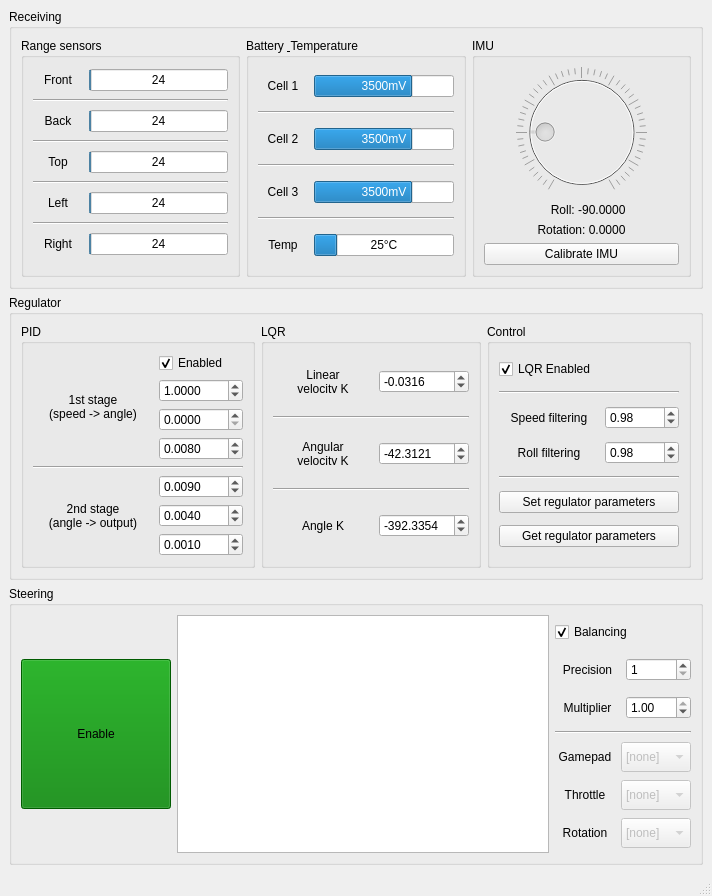
Before: the Qt Designer form src/rys_remote/src/UI/Layouts/RysRemoteMainWindowLayout.ui in GroupOfRobots/MiniRysV4ROS2, drawn with Qt 5.
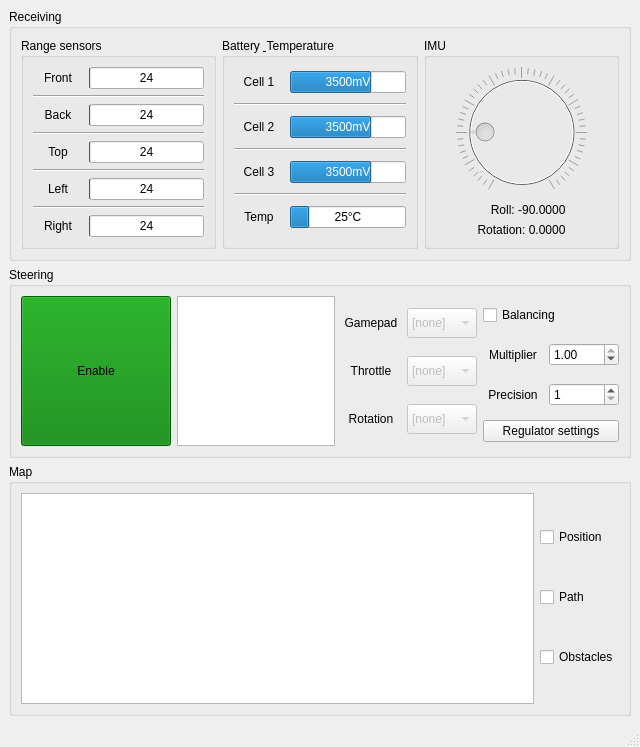
After: the same form once the commit is applied.

Commit message: rys_remote: * move regulator settings to separate dialog window * add map GraphicsView and checkboxes for map components * remove IMU calibration button * implement drawing map (only path for now) * rename "control"->"remote" in compile.sh

What changed in the file:
```diff
--- a/src/rys_remote/src/UI/Layouts/RysRemoteMainWindowLayout.ui
+++ b/src/rys_remote/src/UI/Layouts/RysRemoteMainWindowLayout.ui
@@ -6,8 +6,8 @@
    <rect>
     <x>0</x>
     <y>0</y>
-    <width>712</width>
-    <height>896</height>
+    <width>640</width>
+    <height>747</height>
    </rect>
   </property>
   <property name="windowTitle">
@@ -664,524 +664,6 @@
             </property>
            </widget>
           </item>
-          <item>
-           <widget class="QPushButton" name="imuCalibrateButton">
-            <property name="sizePolicy">
-             <sizepolicy hsizetype="Minimum" vsizetype="Fixed">
-              <horstretch>0</horstretch>
-              <verstretch>0</verstretch>
-             </sizepolicy>
-            </property>
-            <property name="baseSize">
-             <size>
-              <width>0</width>
-              <height>0</height>
-             </size>
-            </property>
-            <property name="text">
-             <string>Calibrate IMU</string>
-            </property>
-           </widget>
-          </item>
-         </layout>
-        </widget>
-       </item>
-      </layout>
-     </widget>
-    </item>
-    <item>
-     <widget class="QGroupBox" name="regulatorGroupBox">
-      <property name="title">
-       <string>Regulator</string>
-      </property>
-      <layout class="QHBoxLayout" name="horizontalLayout_3">
-       <item>
-        <widget class="QGroupBox" name="pidGroupBox">
-         <property name="title">
-          <string>PID</string>
-         </property>
-         <layout class="QVBoxLayout" name="verticalLayout_5">
-          <item>
-           <layout class="QHBoxLayout" name="pidStage1HorizontalLayout">
-            <item>
-             <widget class="QLabel" name="pidSpeedStageLabel">
-              <property name="minimumSize">
-               <size>
-                <width>120</width>
-                <height>40</height>
-               </size>
-              </property>
-              <property name="text">
-               <string>1st stage
-(speed -&gt; angle)</string>
-              </property>
-              <property name="alignment">
-               <set>Qt::AlignCenter</set>
-              </property>
-             </widget>
-            </item>
-            <item>
-             <layout class="QVBoxLayout" name="pidSpeedVerticalLayout">
-              <item>
-               <widget class="QCheckBox" name="pidSpeedStageEnabledCheckBox">
-                <property name="text">
-                 <string>Enabled</string>
-                </property>
-                <property name="checked">
-                 <bool>true</bool>
-                </property>
-               </widget>
-              </item>
-              <item>
-               <widget class="QDoubleSpinBox" name="pidSpeedKpSpinBox">
-                <property name="minimumSize">
-                 <size>
-                  <width>80</width>
-                  <height>0</height>
-                 </size>
-                </property>
-                <property name="decimals">
-                 <number>4</number>
-                </property>
-                <property name="maximum">
-                 <double>100.000000000000000</double>
-                </property>
-                <property name="singleStep">
-                 <double>0.000100000000000</double>
-                </property>
-                <property name="value">
-                 <double>1.000000000000000</double>
-                </property>
-               </widget>
-              </item>
-              <item>
-               <widget class="QDoubleSpinBox" name="pidSpeedKiSpinBox">
-                <property name="minimumSize">
-                 <size>
-                  <width>80</width>
-                  <height>0</height>
-                 </size>
-                </property>
-                <property name="decimals">
-                 <number>4</number>
-                </property>
-                <property name="maximum">
-                 <double>100.000000000000000</double>
-                </property>
-                <property name="singleStep">
-                 <double>0.000100000000000</double>
-                </property>
-                <property name="value">
-                 <double>0.000000000000000</double>
-                </property>
-               </widget>
-              </item>
-              <item>
-               <widget class="QDoubleSpinBox" name="pidSpeedKdSpinBox">
-                <property name="minimumSize">
-                 <size>
-                  <width>80</width>
-                  <height>0</height>
-                 </size>
-                </property>
-                <property name="decimals">
-                 <number>4</number>
-                </property>
-                <property name="maximum">
-                 <double>1000.000000000000000</double>
-                </property>
-                <property name="singleStep">
-                 <double>0.000000000000000</double>
-                </property>
-                <property name="value">
-                 <double>0.008000000000000</double>
-                </property>
-               </widget>
-              </item>
-             </layout>
-            </item>
-           </layout>
-          </item>
-          <item>
-           <widget class="Line" name="line">
-            <property name="orientation">
-             <enum>Qt::Horizontal</enum>
-            </property>
-           </widget>
-          </item>
-          <item>
-           <layout class="QHBoxLayout" name="pidStage2HorizontalLayout">
-            <item>
-             <widget class="QLabel" name="pidAngleStageLabel">
-              <property name="minimumSize">
-               <size>
-                <width>120</width>
-                <height>40</height>
-               </size>
-              </property>
-              <property name="text">
-               <string>2nd stage
-(angle -&gt; output)</string>
-              </property>
-              <property name="alignment">
-               <set>Qt::AlignCenter</set>
-              </property>
-             </widget>
-            </item>
-            <item>
-             <layout class="QVBoxLayout" name="pidAngleVerticalLayout">
-              <item>
-               <widget class="QDoubleSpinBox" name="pidAngleKpSpinBox">
-                <property name="minimumSize">
-                 <size>
-                  <width>80</width>
-                  <height>0</height>
-                 </size>
-                </property>
-                <property name="decimals">
-                 <number>4</number>
-                </property>
-                <property name="maximum">
-                 <double>1000.000000000000000</double>
-                </property>
-                <property name="value">
-                 <double>0.009000000000000</double>
-                </property>
-               </widget>
-              </item>
-              <item>
-               <widget class="QDoubleSpinBox" name="pidAngleKiSpinBox">
-                <property name="minimumSize">
-                 <size>
-                  <width>80</width>
-                  <height>0</height>
-                 </size>
-                </property>
-                <property name="decimals">
-                 <number>4</number>
-                </property>
-                <property name="maximum">
-                 <double>1000.000000000000000</double>
-                </property>
-                <property name="value">
-                 <double>0.004000000000000</double>
-                </property>
-               </widget>
-              </item>
-              <item>
-               <widget class="QDoubleSpinBox" name="pidAngleKdSpinBox">
-                <property name="minimumSize">
-                 <size>
-                  <width>80</width>
-                  <height>0</height>
-                 </size>
-                </property>
-                <property name="decimals">
-                 <number>4</number>
-                </property>
-                <property name="maximum">
-                 <double>1000.000000000000000</double>
-                </property>
-                <property name="value">
-                 <double>0.001000000000000</double>
-                </property>
-               </widget>
-              </item>
-             </layout>
-            </item>
-           </layout>
-          </item>
-         </layout>
-        </widget>
-       </item>
-       <item>
-        <widget class="QGroupBox" name="lqrGroupBox">
-         <property name="title">
-          <string>LQR</string>
-         </property>
-         <layout class="QVBoxLayout" name="verticalLayout_8">
-          <item>
-           <layout class="QHBoxLayout" name="lqrLinearVelocityKHorizontalLayout">
-            <item>
-             <widget class="QLabel" name="lqrLinearVelocityKLabel">
-              <property name="minimumSize">
-               <size>
-                <width>100</width>
-                <height>20</height>
-               </size>
-              </property>
-              <property name="text">
-               <string>Linear
-velocity K</string>
-              </property>
-              <property name="alignment">
-               <set>Qt::AlignCenter</set>
-              </property>
-             </widget>
-            </item>
-            <item>
-             <widget class="QDoubleSpinBox" name="lqrLinearVelocityKSpinBox">
-              <property name="minimumSize">
-               <size>
-                <width>90</width>
-                <height>0</height>
-               </size>
-              </property>
-              <property name="decimals">
-               <number>4</number>
-              </property>
-              <property name="minimum">
-               <double>-9999.000000000000000</double>
-              </property>
-              <property name="maximum">
-               <double>9999.000000000000000</double>
-              </property>
-              <property name="singleStep">
-               <double>0.001000000000000</double>
-              </property>
-              <property name="value">
-               <double>-0.031600000000000</double>
-              </property>
-             </widget>
-            </item>
-           </layout>
-          </item>
-          <item>
-           <widget class="Line" name="line_9">
-            <property name="orientation">
-             <enum>Qt::Horizontal</enum>
-            </property>
-           </widget>
-          </item>
-          <item>
-           <layout class="QHBoxLayout" name="lqrAngularVelocityKHorizontalLayout">
-            <item>
-             <widget class="QLabel" name="lqrAngularVelocityKLabel">
-              <property name="minimumSize">
-               <size>
-                <width>100</width>
-                <height>20</height>
-               </size>
-              </property>
-              <property name="text">
-               <string>Angular
-velocity K</string>
-              </property>
-              <property name="alignment">
-               <set>Qt::AlignCenter</set>
-              </property>
-             </widget>
-            </item>
-            <item>
-             <widget class="QDoubleSpinBox" name="lqrAngularVelocityKSpinBox">
-              <property name="minimumSize">
-               <size>
-                <width>90</width>
-                <height>0</height>
-               </size>
-              </property>
-              <property name="decimals">
-               <number>4</number>
-              </property>
-              <property name="minimum">
-               <double>-9999.000000000000000</double>
-              </property>
-              <property name="maximum">
-               <double>9999.000000000000000</double>
-              </property>
-              <property name="singleStep">
-               <double>0.001000000000000</double>
-              </property>
-              <property name="value">
-               <double>-42.312100000000001</double>
-              </property>
-             </widget>
-            </item>
-           </layout>
-          </item>
-          <item>
-           <widget class="Line" name="line_3">
-            <property name="orientation">
-             <enum>Qt::Horizontal</enum>
-            </property>
-           </widget>
-          </item>
-          <item>
-           <layout class="QHBoxLayout" name="lqrAngleKHorizontalLayout">
-            <item>
-             <widget class="QLabel" name="lqrAngleKLabel">
-              <property name="minimumSize">
-               <size>
-                <width>100</width>
-                <height>20</height>
-               </size>
-              </property>
-              <property name="text">
-               <string>Angle K</string>
-              </property>
-              <property name="alignment">
-               <set>Qt::AlignCenter</set>
-              </property>
-             </widget>
-            </item>
-            <item>
-             <widget class="QDoubleSpinBox" name="lqrAngleKSpinBox">
-              <property name="minimumSize">
-               <size>
-                <width>90</width>
-                <height>0</height>
-               </size>
-              </property>
-              <property name="decimals">
-               <number>4</number>
-              </property>
-              <property name="minimum">
-               <double>-9999.000000000000000</double>
-              </property>
-              <property name="maximum">
-               <double>9999.000000000000000</double>
-              </property>
-              <property name="singleStep">
-               <double>0.001000000000000</double>
-              </property>
-              <property name="value">
-               <double>-392.335399999999993</double>
-              </property>
-             </widget>
-            </item>
-           </layout>
-          </item>
-         </layout>
-        </widget>
-       </item>
-       <item>
-        <widget class="QGroupBox" name="regulatorControlGroupBox">
-         <property name="title">
-          <string>Control</string>
-         </property>
-         <layout class="QVBoxLayout" name="verticalLayout_9">
-          <item>
-           <widget class="QCheckBox" name="lqrEnabledCheckBox">
-            <property name="text">
-             <string>LQR Enabled</string>
-            </property>
-            <property name="checked">
-             <bool>true</bool>
-            </property>
-           </widget>
-          </item>
-          <item>
-           <widget class="Line" name="line_6">
-            <property name="orientation">
-             <enum>Qt::Horizontal</enum>
-            </property>
-           </widget>
-          </item>
-          <item>
-           <layout class="QHBoxLayout" name="speedFilteringHorizontalLayout">
-            <item>
-             <widget class="QLabel" name="speedFilteringLabel">
-              <property name="minimumSize">
-               <size>
-                <width>100</width>
-                <height>20</height>
-               </size>
-              </property>
-              <property name="text">
-               <string>Speed filtering</string>
-              </property>
-              <property name="alignment">
-               <set>Qt::AlignCenter</set>
-              </property>
-             </widget>
-            </item>
-            <item>
-             <widget class="QDoubleSpinBox" name="speedFilteringSpinBox">
-              <property name="minimumSize">
-               <size>
-                <width>70</width>
-                <height>0</height>
-               </size>
-              </property>
-              <property name="decimals">
-               <number>2</number>
-              </property>
-              <property name="maximum">
-               <double>1.000000000000000</double>
-              </property>
-              <property name="singleStep">
-               <double>0.010000000000000</double>
-              </property>
-              <property name="value">
-               <double>0.980000000000000</double>
-              </property>
-             </widget>
-            </item>
-           </layout>
-          </item>
-          <item>
-           <layout class="QHBoxLayout" name="rollFilteringHorizontalLayout">
-            <item>
-             <widget class="QLabel" name="rollFilteringLabel">
-              <property name="minimumSize">
-               <size>
-                <width>100</width>
-                <height>20</height>
-               </size>
-              </property>
-              <property name="text">
-               <string>Roll filtering</string>
-              </property>
-              <property name="alignment">
-               <set>Qt::AlignCenter</set>
-              </property>
-             </widget>
-            </item>
-            <item>
-             <widget class="QDoubleSpinBox" name="rollFilteringSpinBox">
-              <property name="minimumSize">
-               <size>
-                <width>70</width>
-                <height>0</height>
-               </size>
-              </property>
-              <property name="decimals">
-               <number>2</number>
-              </property>
-              <property name="maximum">
-               <double>1.000000000000000</double>
-              </property>
-              <property name="singleStep">
-               <double>0.010000000000000</double>
-              </property>
-              <property name="value">
-               <double>0.980000000000000</double>
-              </property>
-             </widget>
-            </item>
-           </layout>
-          </item>
-          <item>
-           <widget class="Line" name="line_7">
-            <property name="orientation">
-             <enum>Qt::Horizontal</enum>
-            </property>
-           </widget>
-          </item>
-          <item>
-           <widget class="QPushButton" name="setRegulatorParametersButton">
-            <property name="text">
-             <string>Set regulator parameters</string>
-            </property>
-           </widget>
-          </item>
-          <item>
-           <widget class="QPushButton" name="getRegulatorParametersButton">
-            <property name="text">
-             <string>Get regulator parameters</string>
-            </property>
-           </widget>
-          </item>
          </layout>
         </widget>
        </item>
@@ -1196,6 +678,12 @@
       <layout class="QHBoxLayout" name="horizontalLayout_4">
        <item>
         <widget class="QPushButton" name="enableButton">
+         <property name="sizePolicy">
+          <sizepolicy hsizetype="Fixed" vsizetype="Fixed">
+           <horstretch>0</horstretch>
+           <verstretch>0</verstretch>
+          </sizepolicy>
+         </property>
          <property name="minimumSize">
           <size>
            <width>150</width>
@@ -1217,138 +705,54 @@
         </widget>
        </item>
        <item>
-        <layout class="QVBoxLayout" name="steeringVerticalLayout">
-         <item>
-          <widget class="QGraphicsView" name="steeringGraphicsView">
-           <property name="sizePolicy">
-            <sizepolicy hsizetype="MinimumExpanding" vsizetype="MinimumExpanding">
-             <horstretch>0</horstretch>
-             <verstretch>0</verstretch>
-            </sizepolicy>
-           </property>
-           <property name="minimumSize">
-            <size>
-             <width>100</width>
-             <height>100</height>
-            </size>
-           </property>
-           <property name="sizeIncrement">
-            <size>
-             <width>20</width>
-             <height>20</height>
-            </size>
-           </property>
-           <property name="baseSize">
-            <size>
-             <width>200</width>
-             <height>200</height>
-            </size>
-           </property>
-           <property name="verticalScrollBarPolicy">
-            <enum>Qt::ScrollBarAlwaysOff</enum>
-           </property>
-           <property name="horizontalScrollBarPolicy">
-            <enum>Qt::ScrollBarAlwaysOff</enum>
-           </property>
-           <property name="optimizationFlags">
-            <set>QGraphicsView::DontAdjustForAntialiasing|QGraphicsView::DontSavePainterState</set>
-           </property>
-          </widget>
-         </item>
-        </layout>
+        <widget class="QGraphicsView" name="steeringGraphicsView">
+         <property name="sizePolicy">
+          <sizepolicy hsizetype="Fixed" vsizetype="Fixed">
+           <horstretch>0</horstretch>
+           <verstretch>0</verstretch>
+          </sizepolicy>
+         </property>
+         <property name="minimumSize">
+          <size>
+           <width>150</width>
+           <height>150</height>
+          </size>
+         </property>
+         <property name="sizeIncrement">
+          <size>
+           <width>10</width>
+           <height>10</height>
+          </size>
+         </property>
+         <property name="baseSize">
+          <size>
+           <width>200</width>
+           <height>200</height>
+          </size>
+         </property>
+         <property name="verticalScrollBarPolicy">
+          <enum>Qt::ScrollBarAlwaysOff</enum>
+         </property>
+         <property name="horizontalScrollBarPolicy">
+          <enum>Qt::ScrollBarAlwaysOff</enum>
+         </property>
+         <property name="optimizationFlags">
+          <set>QGraphicsView::DontAdjustForAntialiasing|QGraphicsView::DontSavePainterState</set>
+         </property>
+        </widget>
        </item>
        <item>
         <layout class="QVBoxLayout" name="axisVerticalLayout">
-         <item>
-          <widget class="QCheckBox" name="balancingEnabledCheckBox">
-           <property name="minimumSize">
-            <size>
-             <width>0</width>
-             <height>30</height>
-            </size>
-           </property>
-           <property name="text">
-            <string>Balancing</string>
-           </property>
-           <property name="checked">
-            <bool>true</bool>
-           </property>
-          </widget>
-         </item>
-         <item>
-          <layout class="QHBoxLayout" name="precisionHorizontalLayout">
-           <item>
-            <widget class="QLabel" name="precisionComboBoxLabel">
-             <property name="minimumSize">
-              <size>
-               <width>60</width>
-               <height>30</height>
-              </size>
-             </property>
-             <property name="text">
-              <string>Precision</string>
-             </property>
-             <property name="alignment">
-              <set>Qt::AlignCenter</set>
-             </property>
-            </widget>
-           </item>
-           <item>
-            <widget class="QSpinBox" name="precisionSpinBox">
-             <property name="minimum">
-              <number>1</number>
-             </property>
-             <property name="maximum">
-              <number>32</number>
-             </property>
-            </widget>
-           </item>
-          </layout>
-         </item>
-         <item>
-          <layout class="QHBoxLayout" name="multiplierHorizontalLayout">
-           <item>
-            <widget class="QLabel" name="multiplierComboBoxLabel">
-             <property name="minimumSize">
-              <size>
-               <width>60</width>
-               <height>30</height>
-              </size>
-             </property>
-             <property name="text">
-              <string>Multiplier</string>
-             </property>
-             <property name="alignment">
-              <set>Qt::AlignCenter</set>
-             </property>
-            </widget>
-           </item>
-           <item>
-            <widget class="QDoubleSpinBox" name="multiplierDoubleSpinBox">
-             <property name="maximum">
-              <double>1.000000000000000</double>
-             </property>
-             <property name="singleStep">
-              <double>0.010000000000000</double>
-             </property>
-             <property name="value">
-              <double>1.000000000000000</double>
-             </property>
-            </widget>
-           </item>
-          </layout>
-         </item>
-         <item>
-          <widget class="Line" name="line_8">
-           <property name="orientation">
-            <enum>Qt::Horizontal</enum>
-           </property>
-          </widget>
-         </item>
          <item>
           <layout class="QHBoxLayout" name="gamepadHorizontalLayout">
            <item>
             <widget class="QLabel" name="gamepadComboBoxLabel">
+             <property name="sizePolicy">
+              <sizepolicy hsizetype="Preferred" vsizetype="Preferred">
+               <horstretch>0</horstretch>
+               <verstretch>0</verstretch>
+              </sizepolicy>
+             </property>
              <property name="minimumSize">
               <size>
                <width>60</width>
@@ -1406,6 +810,12 @@
              <property name="enabled">
               <bool>false</bool>
              </property>
+             <property name="sizePolicy">
+              <sizepolicy hsizetype="Preferred" vsizetype="Fixed">
+               <horstretch>0</horstretch>
+               <verstretch>0</verstretch>
+              </sizepolicy>
+             </property>
              <property name="minimumSize">
               <size>
                <width>70</width>
@@ -1508,6 +918,161 @@
             </widget>
            </item>
           </layout>
+         </item>
+        </layout>
+       </item>
+       <item>
+        <layout class="QVBoxLayout" name="verticalLayout_5">
+         <item>
+          <widget class="QCheckBox" name="balancingEnabledCheckBox">
+           <property name="minimumSize">
+            <size>
+             <width>0</width>
+             <height>30</height>
+            </size>
+           </property>
+           <property name="text">
+            <string>Balancing</string>
+           </property>
+           <property name="checked">
+            <bool>false</bool>
+           </property>
+          </widget>
+         </item>
+         <item>
+          <layout class="QHBoxLayout" name="multiplierHorizontalLayout">
+           <item>
+            <widget class="QLabel" name="multiplierComboBoxLabel">
+             <property name="minimumSize">
+              <size>
+               <width>60</width>
+               <height>30</height>
+              </size>
+             </property>
+             <property name="text">
+              <string>Multiplier</string>
+             </property>
+             <property name="alignment">
+              <set>Qt::AlignCenter</set>
+             </property>
+            </widget>
+           </item>
+           <item>
+            <widget class="QDoubleSpinBox" name="multiplierDoubleSpinBox">
+             <property name="minimumSize">
+              <size>
+               <width>70</width>
+               <height>0</height>
+              </size>
+             </property>
+             <property name="maximum">
+              <double>1.000000000000000</double>
+             </property>
+             <property name="singleStep">
+              <double>0.010000000000000</double>
+             </property>
+             <property name="value">
+              <double>1.000000000000000</double>
+             </property>
+            </widget>
+           </item>
+          </layout>
+         </item>
+         <item>
+          <layout class="QHBoxLayout" name="precisionHorizontalLayout">
+           <item>
+            <widget class="QLabel" name="precisionComboBoxLabel">
+             <property name="minimumSize">
+              <size>
+               <width>60</width>
+               <height>30</height>
+              </size>
+             </property>
+             <property name="text">
+              <string>Precision</string>
+             </property>
+             <property name="alignment">
+              <set>Qt::AlignCenter</set>
+             </property>
+            </widget>
+           </item>
+           <item>
+            <widget class="QSpinBox" name="precisionSpinBox">
+             <property name="minimumSize">
+              <size>
+               <width>70</width>
+               <height>0</height>
+              </size>
+             </property>
+             <property name="minimum">
+              <number>1</number>
+             </property>
+             <property name="maximum">
+              <number>32</number>
+             </property>
+            </widget>
+           </item>
+          </layout>
+         </item>
+         <item>
+          <widget class="QPushButton" name="regulatorSettingsButton">
+           <property name="text">
+            <string>Regulator settings</string>
+           </property>
+          </widget>
+         </item>
+        </layout>
+       </item>
+      </layout>
+     </widget>
+    </item>
+    <item>
+     <widget class="QGroupBox" name="mapGroupBox">
+      <property name="title">
+       <string>Map</string>
+      </property>
+      <layout class="QHBoxLayout" name="horizontalLayout_2">
+       <item>
+        <widget class="QGraphicsView" name="mapGraphicsView">
+         <property name="sizePolicy">
+          <sizepolicy hsizetype="MinimumExpanding" vsizetype="MinimumExpanding">
+           <horstretch>0</horstretch>
+           <verstretch>0</verstretch>
+          </sizepolicy>
+         </property>
+         <property name="verticalScrollBarPolicy">
+          <enum>Qt::ScrollBarAlwaysOff</enum>
+         </property>
+         <property name="horizontalScrollBarPolicy">
+          <enum>Qt::ScrollBarAlwaysOff</enum>
+         </property>
+         <property name="optimizationFlags">
+          <set>QGraphicsView::DontAdjustForAntialiasing|QGraphicsView::DontSavePainterState</set>
+         </property>
+        </widget>
+       </item>
+       <item>
+        <layout class="QVBoxLayout" name="mapSettingsVerticalLayout">
+         <item>
+          <widget class="QCheckBox" name="positionCheckBox">
+           <property name="text">
+            <string>Position</string>
+           </property>
+          </widget>
+         </item>
+         <item>
+          <widget class="QCheckBox" name="pathCheckBox">
+           <property name="text">
+            <string>Path</string>
+           </property>
+          </widget>
+         </item>
+         <item>
+          <widget class="QCheckBox" name="obstaclesCheckBox">
+           <property name="text">
+            <string>Obstacles</string>
+           </property>
+          </widget>
          </item>
         </layout>
        </item>
```
Left out of the diff: 6 changed lines with no effect on the pictures. The commit also changes 9 other files.
